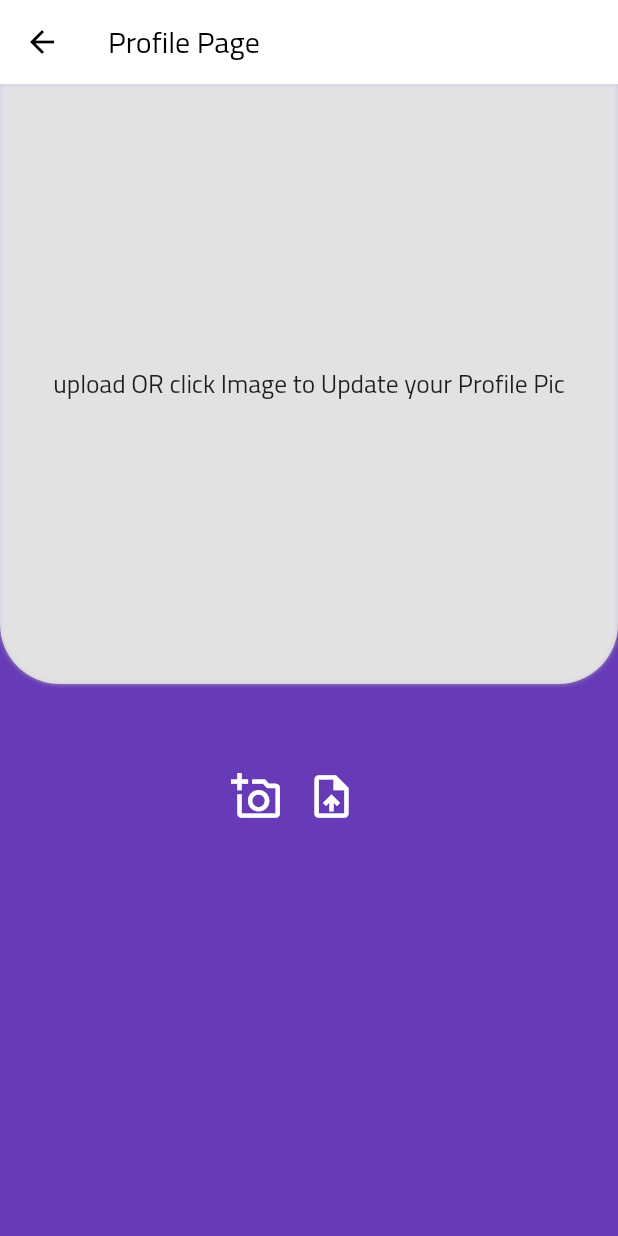
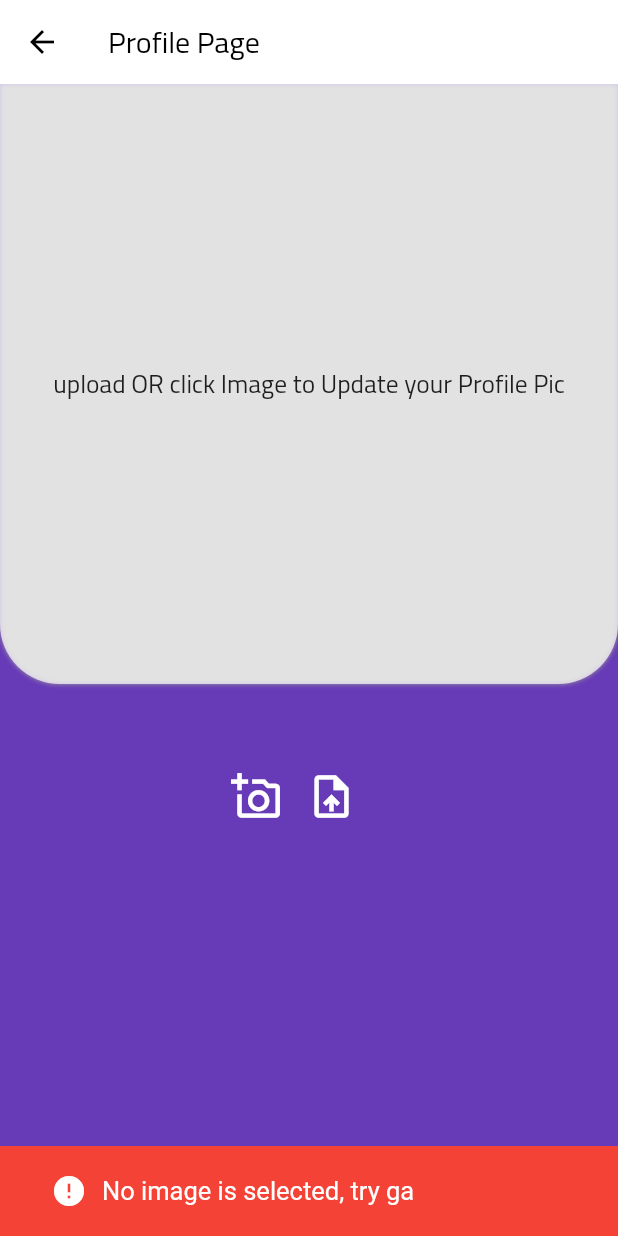
Before and after one commit to Sagardhandhalya/ecom_app_flutter, a Flutter app: the Profile screen opened by its route, after a tap on the "add a photo" icon, on a phone screen of 412 x 824 dp. Run offline on Flutter 3.47's test engine with Material 2 defaults, Android fonts, the phone set to English and light mode, and no system bars; our stand-ins replace badges, cloud_firestore, firebase_analytics, firebase_auth, firebase_core, firebase_crashlytics and 6 more; missing offline and left inert: flutter_facebook_auth; accounts and stored records are empty; network calls fail.

Commit message:
last chnages

```diff
--- a/lib/screens/checkout/checkout_page.dart
+++ b/lib/screens/checkout/checkout_page.dart
@@ -1,6 +1,7 @@
 import 'dart:convert';
 
 import 'package:firebase_auth/firebase_auth.dart';
+import 'package:flutter101/services/analytics_service.dart';
 import 'package:http/http.dart' as http;
 import 'package:flutter/material.dart';
 import 'package:flutter/painting.dart';
@@ -154,6 +155,10 @@ class _CheckoutPageState extends State<CheckoutPage> {
                                 {'userId': uid, 'orderId': orderId}));
                         if (response.statusCode == 200) {
                           debugPrint(response.body);
+                          await context.read<Analytics>().logOrders(
+                              context.read<CartData>().grandTotal,
+                              uid,
+                              context.read<CartData>().qtyMap);
                           await context.read<CartData>().clearCart();
                         } else {
                           debugPrint(response.statusCode.toString());
--- a/lib/screens/home/home.dart
+++ b/lib/screens/home/home.dart
@@ -6,6 +6,7 @@ import 'package:flutter101/components/snackbar.dart';
 import 'package:flutter101/constant.dart';
 import 'package:flutter101/models/cart.dart';
 import 'package:flutter101/screens/product_details/product_detail.dart';
+import 'package:flutter101/services/analytics_service.dart';
 import 'package:flutter101/services/firestore_service.dart';
 import 'package:provider/provider.dart';
 import '../../models/product.dart';
@@ -98,7 +99,10 @@ class _HomeState extends State<Home> {
     var product = snapshot[index];
 
     return GestureDetector(
-      onTap: () {
+      onTap: () async {
+        await context
+            .read<Analytics>()
+            .logViewProduct(product.id, product.title, product.category);
         Navigator.push(
             context,
             MaterialPageRoute(
--- a/lib/screens/product_details/product_detail.dart
+++ b/lib/screens/product_details/product_detail.dart
@@ -58,8 +58,6 @@ class ProductDetail extends StatelessWidget {
               text: 'some error occured try again.',
             ).show(context);
           }
-
-          await context.read<Analytics>().logEvent("some_custom_event");
 
           await context.read<Analytics>().logAddToCartEvent(productUid,
               product.title, product.category, product.price.toDouble());
--- a/lib/screens/profile/profile.dart
+++ b/lib/screens/profile/profile.dart
@@ -177,11 +177,10 @@ class _ProfileState extends State<Profile> {
                 type: 'success')
             .show(context);
       });
+    } else {
+      const CustomSnackBar(
+              seconds: 2, text: 'No image is selected, try ga', type: 'error')
+          .show(context);
     }
-    // else {
-    //   const CustomSnackBar(
-    //           seconds: 2, text: 'No image is selected, try ga', type: 'error')
-    //       .show(context);
-    // }
   }
 }
```
Also changed, not shown: lib/services/analytics_service.dart (+14 -0 lines), pubspec.lock, 11 other files.
